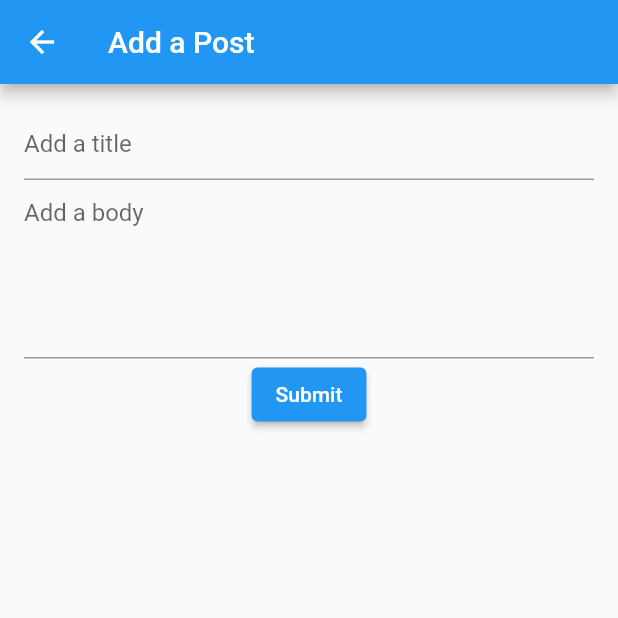
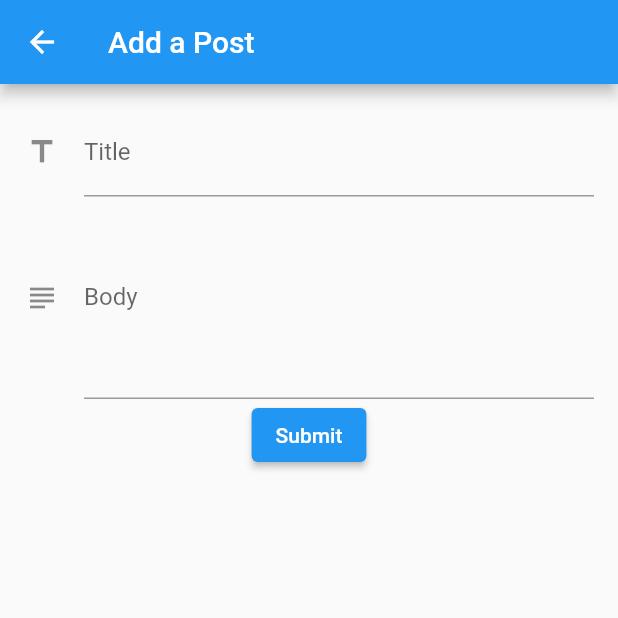
Before and after one commit to gitanjal/flutter_http_basics, a Flutter app: the AddPost screen opened directly, on a phone screen of 412 x 824 dp, the top half of it. Run offline on Flutter 3.47's test engine with Material 2 defaults, Android fonts, the phone set to English and light mode, and no system bars; network calls fail.

Commit message:
A little changes to improve UI/UX

```diff
--- a/lib/screens/add_post.dart
+++ b/lib/screens/add_post.dart
@@ -24,11 +24,19 @@ class _AddPostState extends State<AddPost> {
           child: Column(
             children: [
               TextFormField(
-                decoration: InputDecoration(hintText: 'Add a title'),
+                decoration: const InputDecoration(
+                  icon: Icon(Icons.title),
+                  hintText: 'Add a title',
+                  labelText: 'Title',
+                ),
                 controller: _controllerTitle,
               ),
               TextFormField(
-                decoration: InputDecoration(hintText: 'Add a body'),
+                decoration: const InputDecoration(
+                  icon: Icon(Icons.subject),
+                  hintText: 'Add a body',
+                  labelText: 'Body',
+                ),
                 controller: _controllerBody,
                 maxLines: 5,
               ),
--- a/lib/screens/post_details.dart
+++ b/lib/screens/post_details.dart
@@ -48,14 +48,17 @@ class PostDetails extends StatelessWidget {
           if (snapshot.hasData) {
             post = snapshot.data!;
 
-            return Column(
+            return Center(
+              child: Column(
                 children: [
                   Text(
                     '${post['title']}',
                     style: TextStyle(fontWeight: FontWeight.bold),
                   ),
+                  const SizedBox(height: 20),
                   Text('${post['body']}'),
                 ],
+              ),
             );
           }
 
```
Also changed, not shown: lib/screens/edit_post.dart (+8 -0 lines), lib/screens/posts_list.dart (+23 -8 lines). Lines whose indentation alone changed are shown as unchanged.
